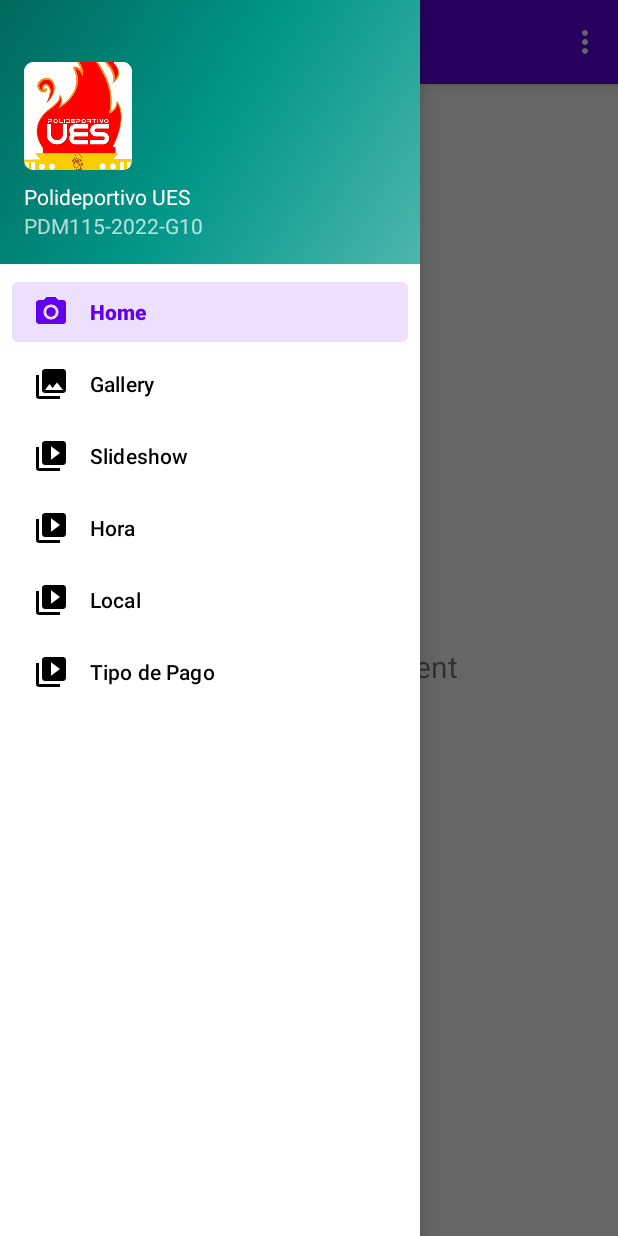
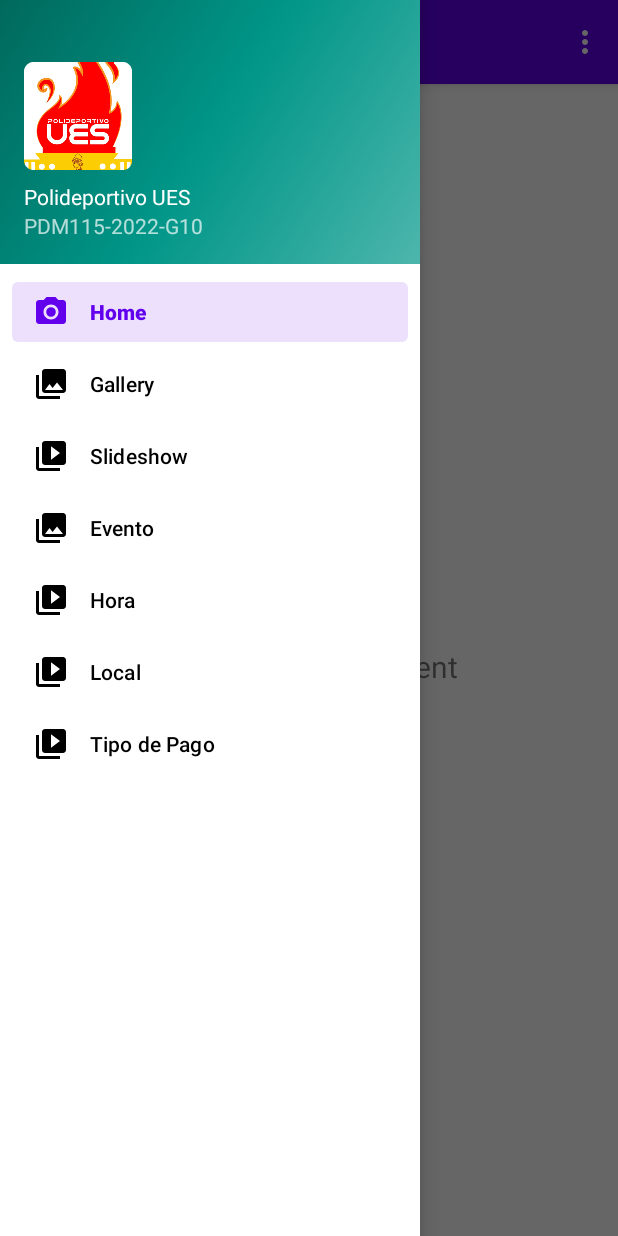
Before and after one commit to alonsocj/PolideportivoUES, an Android app: the screen it shows after launch (MainActivity), with the side drawer open, on a phone screen of 412 x 824 dp. Run offline under Robolectric (Android 15) with nearby library versions, the phone set to English and light mode, and no system bars; our stand-ins replace navigation-ui.

Commit message:
Comienzo de la tabla evento, se agrega su script en DatabaseHelper y Su trigger relacionado a tipoevento, se hace una modificación en tipoPago

```diff
--- a/app/src/main/java/sv/edu/ues/fia/eisi/pdm115/g10/polideportivoues/DatabaseHelper.java
+++ b/app/src/main/java/sv/edu/ues/fia/eisi/pdm115/g10/polideportivoues/DatabaseHelper.java
@@ -21,6 +21,10 @@ public class DatabaseHelper extends SQLiteOpenHelper {
             db.execSQL("CREATE TABLE dia (nombreDia VARCHAR(10) PRIMARY KEY);");
             //tabla TipoEvento
             db.execSQL("CREATE TABLE tipoevento (idTipoE VARCHAR(1) PRIMARY KEY, nomTipoE VARCHAR(50));");
+            //tabla Evento
+            db.execSQL("CREATE TABLE evento(idEvento VARCHAR(6) NOT NULL , idTipoE VARCHAR(1) NOT NULL, " +
+                    " nomEvento VARCHAR(100) NOT NULL, costoEvento FLOAT(12,2) NOT NULL, PRIMARY KEY(idEvento), " +
+                    " CONSTRAINT fk_TipoEvento_Evento FOREIGN KEY (idTipoE) REFERENCES TipoEvento(idTipoE) ON DELETE RESTRICT )");
             //tabla TipoPago
             db.execSQL("CREATE TABLE tipopago(idPago VARCHAR(2) NOT NULL PRIMARY KEY, tipo VARCHAR(20) NOT NULL);");
             //Tabla Cobro
@@ -32,6 +36,18 @@ public class DatabaseHelper extends SQLiteOpenHelper {
             db.execSQL("CREATE TABLE local (idLocal VARCHAR(5) NOT NULL PRIMARY KEY, nomLocal VARCHAR(50) NOT NULL, cupo INTEGER NOT NULL);");
             //Tabla TipoReservacion
             db.execSQL("CREATE TABLE tipoReservacion (idTipoR VARCHAR(1) NOT NULL PRIMARY KEY, nomTipoR VARCHAR(10) NOT NULL);");
+
+            //Trigger de relacion de llaves foraneas de la tabla Evento con tipoevento
+            db.execSQL("CREATE TRIGGER fk_evento_tipoevento " +
+                        "BEFORE INSERT ON evento " +
+                        "FOR EACH ROW " +
+                        "BEGIN " +
+                        "SELECT CASE " +
+                        "WHEN ((SELECT idTipoE FROM tipoevento WHERE idTipoE  = NEW.idTipoE ) IS NULL)" +
+                        "THEN RAISE(ABORT, 'No existe el tipo de evento')" +
+                        "END;" +
+                        "END;");
+
         }catch (SQLException e){
             e.printStackTrace();
         }
--- a/app/src/main/java/sv/edu/ues/fia/eisi/pdm115/g10/polideportivoues/ui/tipoPago/tipoPagoFragment.java
+++ b/app/src/main/java/sv/edu/ues/fia/eisi/pdm115/g10/polideportivoues/ui/tipoPago/tipoPagoFragment.java
@@ -11,7 +11,6 @@ import android.view.ViewGroup;
 import android.widget.Button;
 
 import sv.edu.ues.fia.eisi.pdm115.g10.polideportivoues.Chris.TipoPago.TipoPagoInsertarActivity;
-import sv.edu.ues.fia.eisi.pdm115.g10.polideportivoues.R;
 import sv.edu.ues.fia.eisi.pdm115.g10.polideportivoues.databinding.FragmentTipoPagoBinding;
 
 public class tipoPagoFragment extends Fragment {
--- a/app/src/main/res/menu/activity_main_drawer.xml
+++ b/app/src/main/res/menu/activity_main_drawer.xml
@@ -18,6 +18,11 @@
             android:title="@string/menu_slideshow" />
 
         <item
+            android:id="@+id/nav_evento"
+            android:icon="@drawable/ic_menu_gallery"
+            android:title="Evento"/> <!--Strings-->
+
+        <item
             android:id="@+id/nav_hora"
             android:icon="@drawable/ic_menu_slideshow"
             android:title="Hora" /> <!--Strings-->
--- a/app/src/main/res/navigation/mobile_navigation.xml
+++ b/app/src/main/res/navigation/mobile_navigation.xml
@@ -41,4 +41,10 @@
         android:label="tipoPago"
         tools:layout="@layout/fragment_tipo_pago"/>
 
+    <fragment
+        android:id="@+id/nav_evento"
+        android:name="sv.edu.ues.fia.eisi.pdm115.g10.polideportivoues.ui.evento.EventoFragment"
+        android:label="Evento"
+        tools:layout="@layout/fragment_evento"/>
+
 </navigation>
--- a/app/src/main/res/values/strings.xml
+++ b/app/src/main/res/values/strings.xml
@@ -54,6 +54,12 @@
     <string name="hintIdePago">Ingrese el codigo del tipo pago</string>
     <string name="hintTipoPago">Ingrese el tipo de pago</string>
 
+    <string name="AgregarEventoFragment">Agregar Evento</string>
+    <string name="ConsultarEventoFragment">Consultar Evento</string>
+    <string name="EliminarEventoFragment">Eliminar Evento</string>
+    <string name="ActualizarEventoFragment">Actualizar Evento</string>
+
+
     <!-- TODO: Remove or change this placeholder text -->
     <string name="hello_blank_fragment">Hello blank fragment</string>
 
```
Also changed, not shown: app/src/main/java/sv/edu/ues/fia/eisi/pdm115/g10/polideportivoues/Chris/Evento/Evento.java (+47 -1 lines), app/src/main/java/sv/edu/ues/fia/eisi/pdm115/g10/polideportivoues/ui/evento/EventoFragment.java (added, +42 -0 lines), app/src/main/res/layout/fragment_evento.xml (added, +22 -0 lines).
